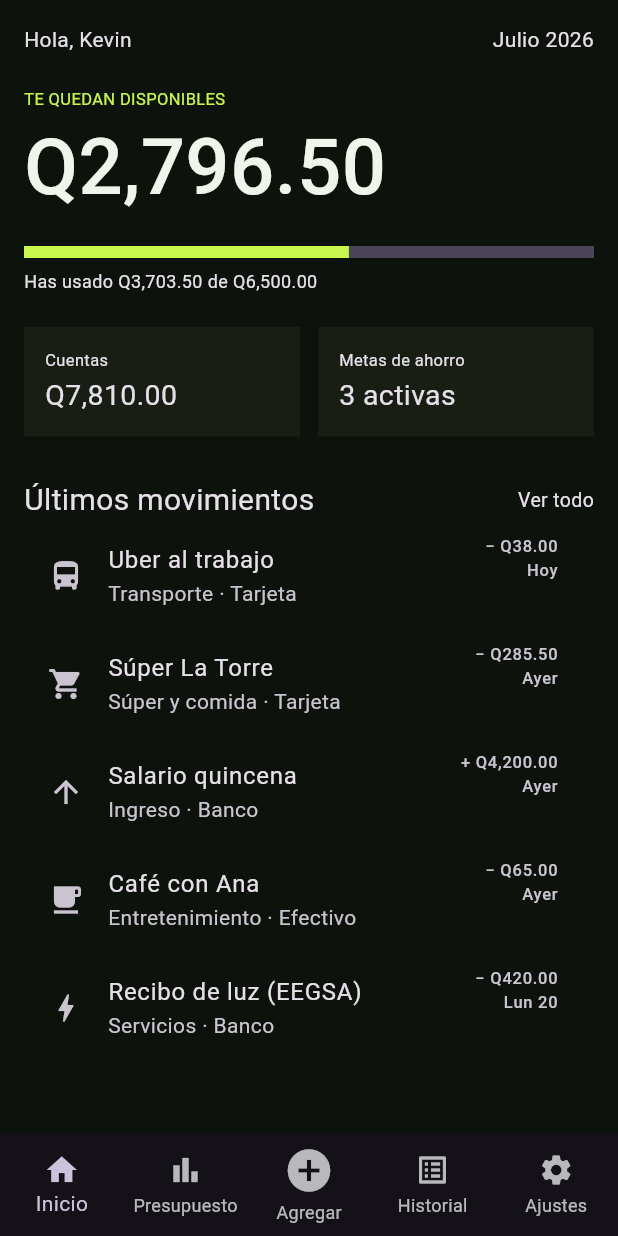
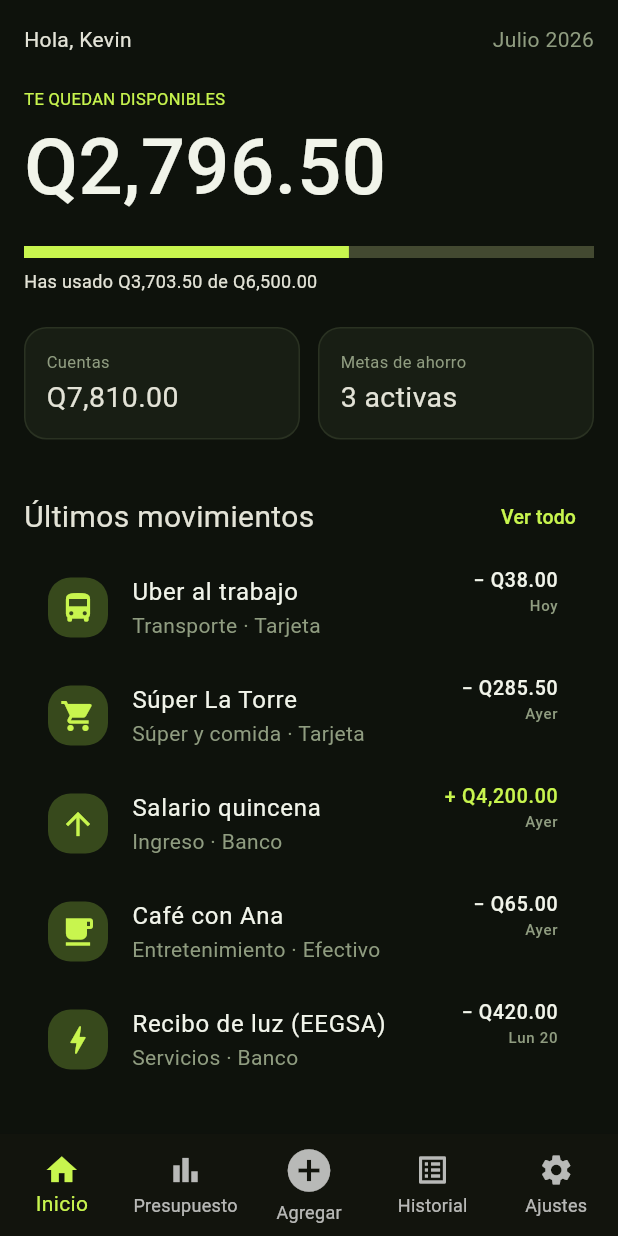
Before and after one commit to saulecch/inkash, a Flutter app: the screen it shows after launch, on a phone screen of 412 x 824 dp. Run offline on Flutter 3.47's test engine with Material 3 defaults, Android fonts, the phone set to English and light mode, and no system bars.

Commit message:
S06 Tema aplicado

```diff
--- a/lib/main.dart
+++ b/lib/main.dart
@@ -26,6 +26,10 @@ class MyApp extends StatelessWidget {
       theme: ThemeData(
         brightness: Brightness.dark,
         scaffoldBackgroundColor: kFondo,
+        colorScheme: ColorScheme.fromSeed(
+          seedColor: kLima,
+          brightness: Brightness.dark,
+        ),
       ),
       home: Scaffold(
         body: SafeArea(
@@ -34,7 +38,10 @@ class MyApp extends StatelessWidget {
             children: [
               Row(
                 mainAxisAlignment: MainAxisAlignment.spaceBetween,
-                children: [Text('Hola, Kevin'), Text('Julio 2026')],
+                children: [
+                  Text('Hola, Kevin'),
+                  Text('Julio 2026', style: TextStyle(color: kMuted)),
+                ],
               ),
               const SizedBox(height: 22),
               Column(
@@ -76,46 +83,53 @@ class MyApp extends StatelessWidget {
               ),
               const SizedBox(height: 28),
               Row(
-                children: const [
+                children: [
                   Text('Últimos movimientos', style: TextStyle(fontSize: 20)),
                   Spacer(),
-                  Text('Ver todo', style: TextStyle(fontSize: 13)),
+                  TextButton(
+                    onPressed: () {},
+                    child: Text(
+                      'Ver todo',
+                      style: TextStyle(fontSize: 13, color: kLima),
+                    ),
+                  ),
                 ],
               ),
               filaMovimiento(
-                Icons.directions_bus,
-                'Uber al trabajo',
-                'Transporte · Tarjeta',
-                '− Q38.00',
-                'Hoy',
+                icon: Icons.directions_bus,
+                title: 'Uber al trabajo',
+                subtitle: 'Transporte · Tarjeta',
+                amount: '− Q38.00',
+                date: 'Hoy',
               ),
               filaMovimiento(
-                Icons.shopping_cart,
-                'Súper La Torre',
-                'Súper y comida · Tarjeta',
-                '− Q285.50',
-                'Ayer',
+                icon: Icons.shopping_cart,
+                title: 'Súper La Torre',
+                subtitle: 'Súper y comida · Tarjeta',
+                amount: '− Q285.50',
+                date: 'Ayer',
               ),
               filaMovimiento(
-                Icons.arrow_upward,
-                'Salario quincena',
-                'Ingreso · Banco',
-                '+ Q4,200.00',
-                'Ayer',
+                icon: Icons.arrow_upward,
+                title: 'Salario quincena',
+                subtitle: 'Ingreso · Banco',
+                amount: '+ Q4,200.00',
+                date: 'Ayer',
+                isIncome: true,
               ),
               filaMovimiento(
-                Icons.local_cafe,
-                'Café con Ana',
-                'Entretenimiento · Efectivo',
-                '− Q65.00',
-                'Ayer',
+                icon: Icons.local_cafe,
+                title: 'Café con Ana',
+                subtitle: 'Entretenimiento · Efectivo',
+                amount: '− Q65.00',
+                date: 'Ayer',
               ),
               filaMovimiento(
-                Icons.bolt,
-                'Recibo de luz (EEGSA)',
-                'Servicios · Banco',
-                '− Q420.00',
-                'Lun 20',
+                icon: Icons.bolt,
+                title: 'Recibo de luz (EEGSA)',
+                subtitle: 'Servicios · Banco',
+                amount: '− Q420.00',
+                date: 'Lun 20',
               ),
             ],
           ),
@@ -123,6 +137,7 @@ class MyApp extends StatelessWidget {
         bottomNavigationBar: BottomNavigationBar(
           currentIndex: 0,
           type: BottomNavigationBarType.fixed,
+          selectedItemColor: kLima,
           items: const [
             BottomNavigationBarItem(icon: Icon(Icons.home), label: 'Inicio'),
             BottomNavigationBarItem(
@@ -148,20 +163,35 @@ class MyApp extends StatelessWidget {
   }
 }
 
-Widget filaMovimiento(
-  IconData icon,
-  String title,
-  String subtitle,
-  String amount,
-  String date,
-) {
+Widget filaMovimiento({
+  required IconData icon,
+  required String title,
+  required String subtitle,
+  required String amount,
+  required String date,
+  bool isIncome = false,
+}) {
   return ListTile(
-    leading: Icon(icon),
-    title: Text(title),
-    subtitle: Text(subtitle),
+    leading: Container(
+      width: 40,
+      height: 40,
+      decoration: BoxDecoration(
+        color: kIconoFondo,
+        borderRadius: BorderRadius.circular(15),
+      ),
+      child: Icon(icon, color: kLima),
+    ),
+    title: Text(title, style: TextStyle(color: kTexto)),
+    subtitle: Text(subtitle, style: TextStyle(color: kMuted)),
     trailing: Column(
       crossAxisAlignment: CrossAxisAlignment.end,
-      children: [Text(amount), Text(date)],
+      children: [
+        Text(
+          amount,
+          style: TextStyle(fontSize: 13, color: isIncome ? kLima : kTexto),
+        ),
+        Text(date, style: TextStyle(fontSize: 10, color: kMuted)),
+      ],
     ),
   );
 }
@@ -169,12 +199,16 @@ Widget filaMovimiento(
 Widget tarjetaHero(String title, String body) {
   return Expanded(
     child: Container(
-      color: kSuperficie,
+      decoration: BoxDecoration(
+        color: kSuperficie,
+        borderRadius: BorderRadius.circular(15),
+        border: Border.all(color: kBorde),
+      ),
       padding: const EdgeInsets.all(14),
       child: Column(
         crossAxisAlignment: CrossAxisAlignment.start,
         children: [
-          Text(title, style: TextStyle(fontSize: 11)),
+          Text(title, style: TextStyle(fontSize: 11, color: kMuted)),
           SizedBox(height: 2),
           Text(body, style: TextStyle(fontSize: 19)),
         ],
```
